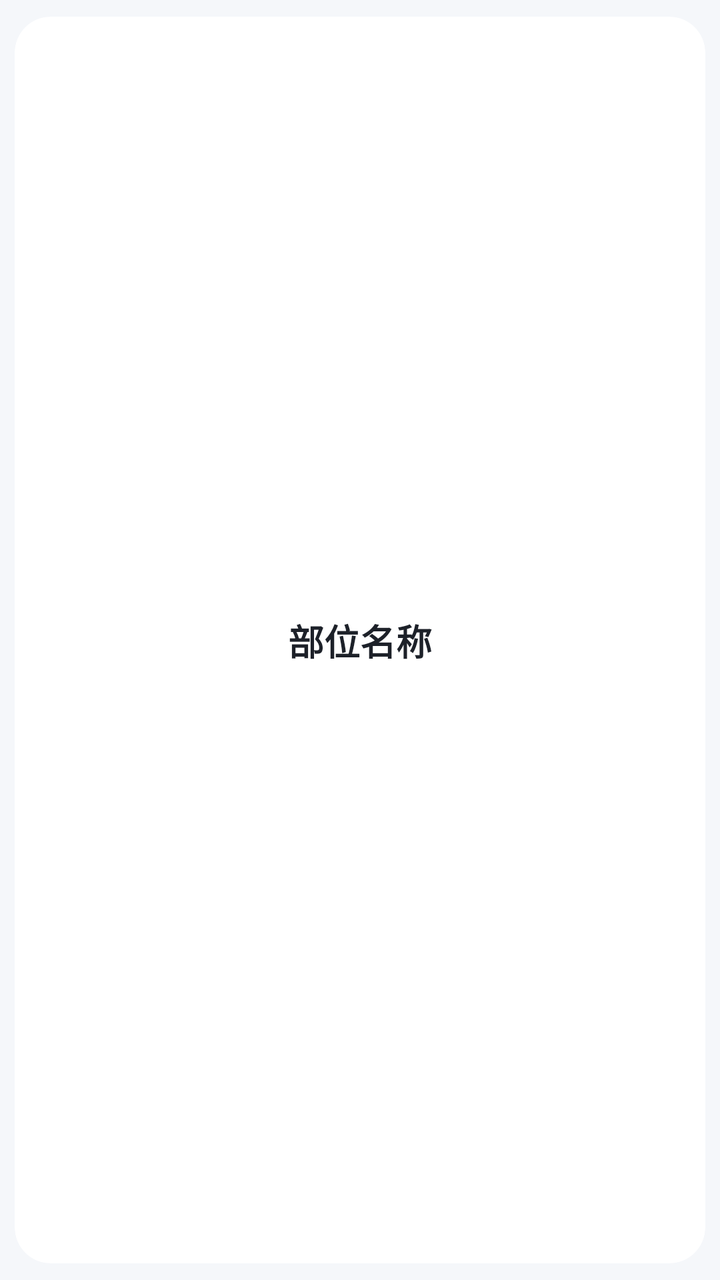
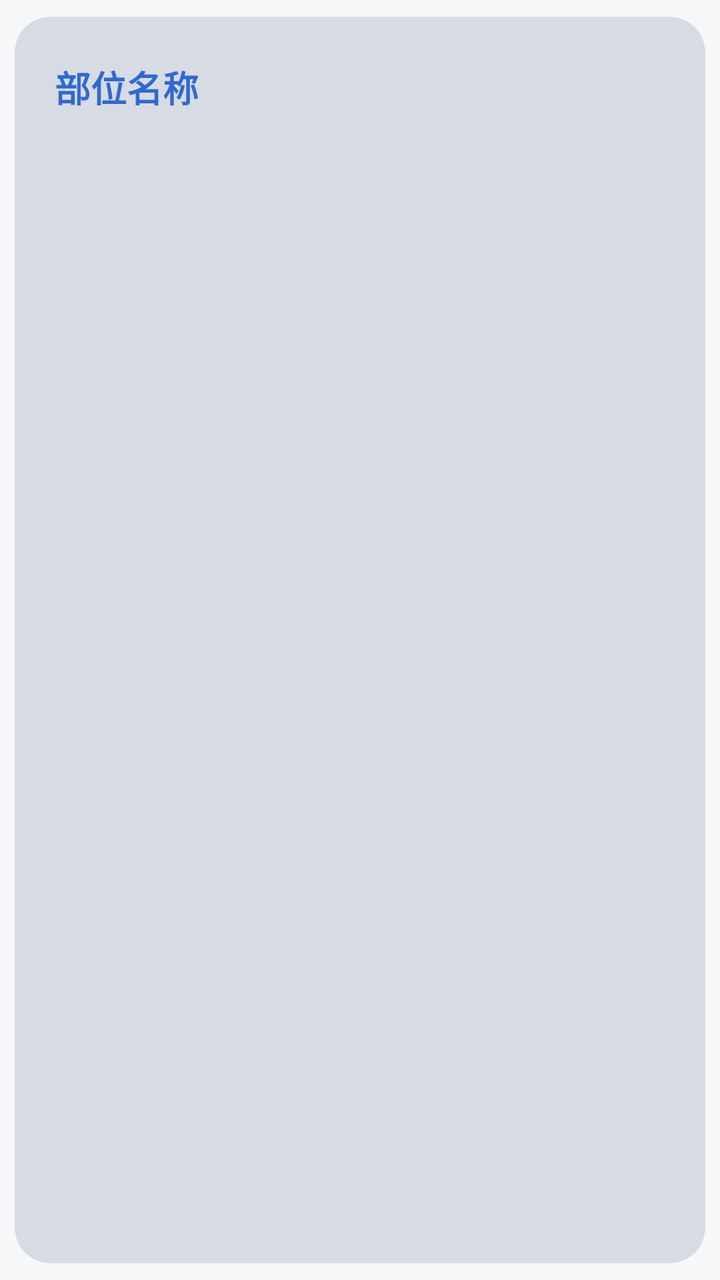

Two renders of the same Android screen: before a commit and after it. Below are the layout's source before the change and the commit's diff.
<!-- AndroidManifest.xml: application theme Theme.BrawnCatalog -->
<!-- res/layout/item_body_part.xml -->
<?xml version="1.0" encoding="utf-8"?>
<com.google.android.material.card.MaterialCardView
    xmlns:android="http://schemas.android.com/apk/res/android"
    xmlns:app="http://schemas.android.com/apk/res-auto"
    android:id="@+id/cardBodyPart"
    android:layout_width="match_parent"
    android:layout_height="110dp"
    android:layout_marginStart="6dp"
    android:layout_marginTop="10dp"
    android:layout_marginEnd="6dp"
    app:cardBackgroundColor="@color/card_background"
    app:cardCornerRadius="18dp"
    app:cardElevation="2dp"
    app:cardUseCompatPadding="true"
    app:strokeWidth="0dp">

    <androidx.constraintlayout.widget.ConstraintLayout
        android:layout_width="match_parent"
        android:layout_height="match_parent">

        <TextView
            android:id="@+id/textViewBodyPartName"
            android:layout_width="wrap_content"
            android:layout_height="wrap_content"
            android:text="部位名称"
            android:textColor="@color/bc_text_primary"
            android:textSize="18sp"
            android:textStyle="bold"
            android:transitionName="sharedBodyPartTitle"
            app:layout_constraintBottom_toBottomOf="parent"
            app:layout_constraintEnd_toEndOf="parent"
            app:layout_constraintStart_toStartOf="parent"
            app:layout_constraintTop_toTopOf="parent" />

    </androidx.constraintlayout.widget.ConstraintLayout>

</com.google.android.material.card.MaterialCardView>
<!-- resources referenced by this layout -->
<resources>
  <color name="bc_text_primary">#FF1D2129</color>
  <color name="card_background">#FFFFFFFF</color>
  <style name="Theme.BrawnCatalog" parent="Theme.MaterialComponents.DayNight.NoActionBar">
          <item name="colorPrimary">@color/bc_primary</item>
          <item name="colorPrimaryVariant">@color/bc_primary_dark</item>
          <item name="colorOnPrimary">@color/bc_on_primary</item>
          <item name="colorSecondary">@color/bc_accent</item>
          <item name="colorSecondaryVariant">@color/bc_accent_dark</item>
          <item name="colorOnSecondary">@color/bc_on_accent</item>
  
          
          <item name="android:textColorPrimary">@color/bc_text_primary</item>
          <item name="android:textColorSecondary">@color/bc_text_secondary</item>
  
          
          <item name="android:windowBackground">@color/window_background</item>
          <item name="android:statusBarColor">@color/window_background</item>
          <item name="android:navigationBarColor">@color/window_background</item>
  
          
          <item name="materialCardViewStyle">@style/Widget.BrawnCatalog.Card</item>
  
          
          <item name="materialButtonStyle">@style/Widget.BrawnCatalog.Button.Primary</item>
  
          
          <item name="textInputStyle">@style/Widget.BrawnCatalog.TextInputLayout</item>
  
          
          <item name="alertDialogTheme">@style/ThemeOverlay.BrawnCatalog.Dialog.Alert</item>
          <item name="android:alertDialogTheme">@style/ThemeOverlay.BrawnCatalog.Dialog.Alert</item>
          <item name="materialAlertDialogTheme">@style/ThemeOverlay.BrawnCatalog.Dialog.Alert</item>
  
          
          <item name="android:activityOpenEnterAnimation">@anim/slide_in_right</item>
          <item name="android:activityOpenExitAnimation">@anim/slide_out_left</item>
          <item name="android:activityCloseEnterAnimation">@anim/slide_in_left</item>
          <item name="android:activityCloseExitAnimation">@anim/slide_out_right</item>
      </style>
  <color name="bc_primary">#FF165DFF</color>
  <color name="bc_primary_dark">#FF0E42D2</color>
  <color name="bc_on_primary">#FFFFFFFF</color>
  <color name="bc_accent">#FFFF7043</color>
  <color name="bc_accent_dark">#FFE64A19</color>
  <color name="bc_on_accent">#FFFFFFFF</color>
  <color name="bc_text_secondary">#FF86909C</color>
  <color name="window_background">#FFF5F7FA</color>
  <style name="Widget.BrawnCatalog.Card" parent="Widget.MaterialComponents.CardView">
          <item name="cardBackgroundColor">@color/card_background</item>
          <item name="cardCornerRadius">16dp</item>
          <item name="cardElevation">4dp</item>
          <item name="strokeWidth">0dp</item>
      </style>
  <style name="Widget.BrawnCatalog.Button.Primary" parent="Widget.MaterialComponents.Button">
          <item name="android:background">@drawable/bg_button_primary</item>
          <item name="android:minHeight">48dp</item>
          <item name="android:textColor">@color/bc_on_primary</item>
          <item name="android:textSize">15sp</item>
          <item name="android:textStyle">bold</item>
          <item name="android:stateListAnimator">@animator/button_press_scale</item>
          <item name="rippleColor">#33FFFFFF</item>
          <item name="cornerRadius">14dp</item>
          <item name="backgroundTint">@null</item>
      </style>
  <style name="Widget.BrawnCatalog.TextInputLayout" parent="Widget.MaterialComponents.TextInputLayout.OutlinedBox">
          <item name="boxBackgroundColor">@color/bc_input_bg</item>
          <item name="boxStrokeWidth">1dp</item>
          <item name="boxStrokeWidthFocused">1dp</item>
          <item name="boxStrokeColor">@color/bc_input_stroke</item>
          <item name="boxCornerRadiusTopStart">12dp</item>
          <item name="boxCornerRadiusTopEnd">12dp</item>
          <item name="boxCornerRadiusBottomStart">12dp</item>
          <item name="boxCornerRadiusBottomEnd">12dp</item>
          <item name="hintTextColor">@color/bc_input_stroke</item>
      </style>
  <style name="ThemeOverlay.BrawnCatalog.Dialog.Alert" parent="ThemeOverlay.MaterialComponents.MaterialAlertDialog">
          <item name="android:windowBackground">@drawable/bg_dialog_alert</item>
          <item name="android:windowMinWidthMajor">85%</item>
          <item name="android:windowMinWidthMinor">85%</item>
          <item name="android:backgroundDimAmount">0.4</item>
          <item name="colorPrimary">@color/bc_primary</item>
          <item name="colorPrimaryVariant">@color/bc_primary_dark</item>
          <item name="colorOnPrimary">@color/bc_on_primary</item>
          <item name="colorAccent">@color/bc_primary</item>
          <item name="colorControlActivated">@color/bc_primary</item>
          <item name="android:textColorPrimary">@color/bc_text_primary</item>
          <item name="android:textColorSecondary">@color/bc_text_secondary</item>
          <item name="materialButtonStyle">@style/Widget.BrawnCatalog.Button.Primary</item>
      </style>
  <!-- drawable bg_button_primary (drawable) -->
  <?xml version="1.0" encoding="utf-8"?>
  <ripple xmlns:android="http://schemas.android.com/apk/res/android"
      android:color="#33FFFFFF">
  
      <item>
          <layer-list>
              
              <item>
                  <shape android:shape="rectangle">
                      <solid android:color="@color/bc_glow" />
                      <corners android:radius="14dp" />
                      <padding
                          android:bottom="3dp"
                          android:left="3dp"
                          android:right="3dp"
                          android:top="3dp" />
                  </shape>
              </item>
              
              <item>
                  <shape android:shape="rectangle">
                      <gradient
                          android:angle="0"
                          android:endColor="@color/bc_gradient_end"
                          android:startColor="@color/bc_gradient_start" />
                      <corners android:radius="14dp" />
                  </shape>
              </item>
          </layer-list>
      </item>
  </ripple>
  <color name="bc_input_bg">#FFFFFFFF</color>
  <!-- drawable bg_dialog_alert (drawable) -->
  <?xml version="1.0" encoding="utf-8"?>
  <shape xmlns:android="http://schemas.android.com/apk/res/android"
      android:shape="rectangle">
      <solid android:color="@color/card_background" />
      <corners android:radius="20dp" />
  </shape>
  <color name="bc_glow">#33165DFF</color>
  <color name="bc_gradient_end">#FF4080FF</color>
  <color name="bc_gradient_start">#FF165DFF</color>
</resources>

<!-- the commit's change to res/layout/item_body_part.xml (unified diff, before → after) -->
@@ -8,7 +8,7 @@
     android:layout_marginStart="6dp"
     android:layout_marginTop="10dp"
     android:layout_marginEnd="6dp"
-    app:cardBackgroundColor="@color/card_background"
+    app:cardBackgroundColor="?attr/bcCardBg"
     app:cardCornerRadius="18dp"
     app:cardElevation="2dp"
     app:cardUseCompatPadding="true"
@@ -18,20 +18,40 @@
         android:layout_width="match_parent"
         android:layout_height="match_parent">
 
+        
         <TextView
             android:id="@+id/textViewBodyPartName"
-            android:layout_width="wrap_content"
+            android:layout_width="0dp"
             android:layout_height="wrap_content"
+            android:layout_marginStart="20dp"
+            android:layout_marginTop="22dp"
+            android:layout_marginEnd="20dp"
             android:text="部位名称"
-            android:textColor="@color/bc_text_primary"
+            android:textColor="?attr/bcPrimary"
             android:textSize="18sp"
             android:textStyle="bold"
             android:transitionName="sharedBodyPartTitle"
-            app:layout_constraintBottom_toBottomOf="parent"
             app:layout_constraintEnd_toEndOf="parent"
             app:layout_constraintStart_toStartOf="parent"
             app:layout_constraintTop_toTopOf="parent" />
 
+        
+        <TextView
+            android:id="@+id/textViewBodyPartDesc"
+            android:layout_width="0dp"
+            android:layout_height="wrap_content"
+            android:layout_marginStart="20dp"
+            android:layout_marginTop="4dp"
+            android:layout_marginEnd="16dp"
+            android:ellipsize="end"
+            android:maxLines="1"
+            android:text=""
+            android:textColor="?attr/bcTextSecondary"
+            android:textSize="12sp"
+            app:layout_constraintEnd_toEndOf="parent"
+            app:layout_constraintStart_toStartOf="parent"
+            app:layout_constraintTop_toBottomOf="@+id/textViewBodyPartName" />
+
     </androidx.constraintlayout.widget.ConstraintLayout>
 
 </com.google.android.material.card.MaterialCardView>
<!-- resource entries referenced after the edit -->
@@ -1,54 +1,94 @@
 <!-- resources referenced by this layout -->
 <resources>
-  <color name="bc_text_primary">#FF1D2129</color>
-  <color name="card_background">#FFFFFFFF</color>
-  <style name="Theme.BrawnCatalog" parent="Theme.MaterialComponents.DayNight.NoActionBar">
-          <item name="colorPrimary">@color/bc_primary</item>
-          <item name="colorPrimaryVariant">@color/bc_primary_dark</item>
-          <item name="colorOnPrimary">@color/bc_on_primary</item>
-          <item name="colorSecondary">@color/bc_accent</item>
-          <item name="colorSecondaryVariant">@color/bc_accent_dark</item>
-          <item name="colorOnSecondary">@color/bc_on_accent</item>
+  <style name="Theme.BrawnCatalog" parent="Theme.MaterialComponents.NoActionBar">
+          <item name="colorPrimary">@color/th_blue_primary</item>
+          <item name="colorPrimaryVariant">@color/th_blue_primary_dark</item>
+          <item name="colorOnPrimary">@color/th_blue_on_primary</item>
+          <item name="colorSecondary">@color/th_blue_accent</item>
+          <item name="colorSecondaryVariant">@color/th_blue_accent_dark</item>
+          <item name="colorOnSecondary">@color/th_blue_on_accent</item>
+          <item name="android:textColorPrimary">@color/th_blue_text_primary</item>
+          <item name="android:textColorSecondary">@color/th_blue_text_secondary</item>
+          <item name="bcPrimary">@color/th_blue_primary</item>
+          <item name="bcPrimaryDark">@color/th_blue_primary_dark</item>
+          <item name="bcPrimaryLight">@color/th_blue_primary_light</item>
+          <item name="bcPrimaryPale">@color/th_blue_primary_pale</item>
+          <item name="bcOnPrimary">@color/th_blue_on_primary</item>
+          <item name="bcAccent">@color/th_blue_accent</item>
+          <item name="bcAccentDark">@color/th_blue_accent_dark</item>
+          <item name="bcOnAccent">@color/th_blue_on_accent</item>
+          <item name="bcWindowBg">@color/th_blue_window_bg</item>
+          <item name="bcCardBg">@color/th_blue_card_bg</item>
+          <item name="bcHeaderBg">@color/th_blue_header_bg</item>
+          <item name="bcHomePageBg">@color/th_blue_home_page_bg</item>
+          <item name="bcTextPrimary">@color/th_blue_text_primary</item>
+          <item name="bcTextSecondary">@color/th_blue_text_secondary</item>
+          <item name="bcTextDisabled">@color/th_blue_text_disabled</item>
+          <item name="bcBorder">@color/th_blue_border</item>
+          <item name="bcBorderFocus">@color/th_blue_border_focus</item>
+          <item name="bcInputBg">@color/th_blue_input_bg</item>
+          <item name="bcInputStroke">@color/th_blue_input_stroke</item>
+          <item name="bcGradientStart">@color/th_blue_gradient_start</item>
+          <item name="bcGradientEnd">@color/th_blue_gradient_end</item>
+          <item name="bcGlow">@color/th_blue_glow</item>
+          <item name="bcRipple">@color/th_blue_ripple</item>
   
           
-          <item name="android:textColorPrimary">@color/bc_text_primary</item>
-          <item name="android:textColorSecondary">@color/bc_text_secondary</item>
+          <item name="bcStatusOk">@color/bc_status_ok</item>
+          <item name="bcStatusWarn">@color/bc_status_warn</item>
+          <item name="bcStatusLow">@color/bc_status_low</item>
   
           
-          <item name="android:windowBackground">@color/window_background</item>
-          <item name="android:statusBarColor">@color/window_background</item>
-          <item name="android:navigationBarColor">@color/window_background</item>
-  
-          
+          <item name="android:textColor">?attr/bcTextPrimary</item>
+          <item name="android:textColorHint">?attr/bcInputStroke</item>
+          <item name="colorSurface">?attr/bcCardBg</item>
+          <item name="colorSurfaceVariant">?attr/bcCardBg</item>
+          <item name="colorOnSurface">?attr/bcTextPrimary</item>
+          <item name="colorOnSurfaceVariant">?attr/bcTextSecondary</item>
+          <item name="colorOnBackground">?attr/bcTextPrimary</item>
+          <item name="android:windowBackground">@color/th_blue_window_bg</item>
+          <item name="android:statusBarColor">@color/th_blue_header_bg</item>
+          <item name="android:navigationBarColor">@color/th_blue_window_bg</item>
+          <item name="android:windowLightStatusBar">true</item>
           <item name="materialCardViewStyle">@style/Widget.BrawnCatalog.Card</item>
-  
-          
           <item name="materialButtonStyle">@style/Widget.BrawnCatalog.Button.Primary</item>
-  
-          
           <item name="textInputStyle">@style/Widget.BrawnCatalog.TextInputLayout</item>
-  
-          
           <item name="alertDialogTheme">@style/ThemeOverlay.BrawnCatalog.Dialog.Alert</item>
           <item name="android:alertDialogTheme">@style/ThemeOverlay.BrawnCatalog.Dialog.Alert</item>
           <item name="materialAlertDialogTheme">@style/ThemeOverlay.BrawnCatalog.Dialog.Alert</item>
-  
-          
           <item name="android:activityOpenEnterAnimation">@anim/slide_in_right</item>
           <item name="android:activityOpenExitAnimation">@anim/slide_out_left</item>
           <item name="android:activityCloseEnterAnimation">@anim/slide_in_left</item>
           <item name="android:activityCloseExitAnimation">@anim/slide_out_right</item>
       </style>
-  <color name="bc_primary">#FF165DFF</color>
-  <color name="bc_primary_dark">#FF0E42D2</color>
-  <color name="bc_on_primary">#FFFFFFFF</color>
-  <color name="bc_accent">#FFFF7043</color>
-  <color name="bc_accent_dark">#FFE64A19</color>
-  <color name="bc_on_accent">#FFFFFFFF</color>
-  <color name="bc_text_secondary">#FF86909C</color>
-  <color name="window_background">#FFF5F7FA</color>
+  <color name="th_blue_primary">#306ACF</color>
+  <color name="th_blue_primary_dark">#2254AA</color>
+  <color name="th_blue_on_primary">#FFFFFF</color>
+  <color name="th_blue_accent">#5845D3</color>
+  <color name="th_blue_accent_dark">#3F2CBA</color>
+  <color name="th_blue_on_accent">#FFFFFF</color>
+  <color name="th_blue_text_primary">#0F1115</color>
+  <color name="th_blue_text_secondary">#425C8A</color>
+  <color name="th_blue_primary_light">#7BA0E0</color>
+  <color name="th_blue_primary_pale">#E1E8F4</color>
+  <color name="th_blue_window_bg">#F6F7F9</color>
+  <color name="th_blue_card_bg">#E7EBF4</color>
+  <color name="th_blue_header_bg">#CBD7EB</color>
+  <color name="th_blue_home_page_bg">#F4F6F8</color>
+  <color name="th_blue_text_disabled">#9AA0A6</color>
+  <color name="th_blue_border">#D7DEEA</color>
+  <color name="th_blue_border_focus">#306ACF</color>
+  <color name="th_blue_input_bg">#FFFFFF</color>
+  <color name="th_blue_input_stroke">#C1C9D7</color>
+  <color name="th_blue_gradient_start">#306ACF</color>
+  <color name="th_blue_gradient_end">#7BA0E0</color>
+  <color name="th_blue_glow">#40306ACF</color>
+  <color name="th_blue_ripple">#33306ACF</color>
+  <color name="bc_status_ok">#FF2F9E6B</color>
+  <color name="bc_status_warn">#FFC8811F</color>
+  <color name="bc_status_low">#FFD0473F</color>
   <style name="Widget.BrawnCatalog.Card" parent="Widget.MaterialComponents.CardView">
-          <item name="cardBackgroundColor">@color/card_background</item>
+          <item name="cardBackgroundColor">?attr/bcCardBg</item>
           <item name="cardCornerRadius">16dp</item>
           <item name="cardElevation">4dp</item>
           <item name="strokeWidth">0dp</item>
@@ -56,7 +96,7 @@
   <style name="Widget.BrawnCatalog.Button.Primary" parent="Widget.MaterialComponents.Button">
           <item name="android:background">@drawable/bg_button_primary</item>
           <item name="android:minHeight">48dp</item>
-          <item name="android:textColor">@color/bc_on_primary</item>
+          <item name="android:textColor">?attr/bcOnPrimary</item>
           <item name="android:textSize">15sp</item>
           <item name="android:textStyle">bold</item>
           <item name="android:stateListAnimator">@animator/button_press_scale</item>
@@ -65,28 +105,31 @@
           <item name="backgroundTint">@null</item>
       </style>
   <style name="Widget.BrawnCatalog.TextInputLayout" parent="Widget.MaterialComponents.TextInputLayout.OutlinedBox">
-          <item name="boxBackgroundColor">@color/bc_input_bg</item>
+          <item name="boxBackgroundColor">?attr/bcInputBg</item>
           <item name="boxStrokeWidth">1dp</item>
           <item name="boxStrokeWidthFocused">1dp</item>
-          <item name="boxStrokeColor">@color/bc_input_stroke</item>
+          <item name="boxStrokeColor">?attr/bcInputStroke</item>
           <item name="boxCornerRadiusTopStart">12dp</item>
           <item name="boxCornerRadiusTopEnd">12dp</item>
           <item name="boxCornerRadiusBottomStart">12dp</item>
           <item name="boxCornerRadiusBottomEnd">12dp</item>
-          <item name="hintTextColor">@color/bc_input_stroke</item>
+          <item name="hintTextColor">?attr/bcInputStroke</item>
       </style>
   <style name="ThemeOverlay.BrawnCatalog.Dialog.Alert" parent="ThemeOverlay.MaterialComponents.MaterialAlertDialog">
           <item name="android:windowBackground">@drawable/bg_dialog_alert</item>
           <item name="android:windowMinWidthMajor">85%</item>
           <item name="android:windowMinWidthMinor">85%</item>
           <item name="android:backgroundDimAmount">0.4</item>
-          <item name="colorPrimary">@color/bc_primary</item>
-          <item name="colorPrimaryVariant">@color/bc_primary_dark</item>
-          <item name="colorOnPrimary">@color/bc_on_primary</item>
-          <item name="colorAccent">@color/bc_primary</item>
-          <item name="colorControlActivated">@color/bc_primary</item>
-          <item name="android:textColorPrimary">@color/bc_text_primary</item>
-          <item name="android:textColorSecondary">@color/bc_text_secondary</item>
+          <item name="colorPrimary">?attr/bcPrimary</item>
+          <item name="colorPrimaryVariant">?attr/bcPrimaryDark</item>
+          <item name="colorOnPrimary">?attr/bcOnPrimary</item>
+          <item name="colorAccent">?attr/bcPrimary</item>
+          <item name="colorControlActivated">?attr/bcPrimary</item>
+          <item name="android:textColorPrimary">?attr/bcTextPrimary</item>
+          <item name="android:textColorSecondary">?attr/bcTextSecondary</item>
+          
+          <item name="android:textColor">?attr/bcTextPrimary</item>
+          <item name="android:textColorAlertDialogListItem">?attr/bcTextPrimary</item>
           <item name="materialButtonStyle">@style/Widget.BrawnCatalog.Button.Primary</item>
       </style>
   <!-- drawable bg_button_primary (drawable) -->
@@ -99,38 +142,31 @@
               
               <item>
                   <shape android:shape="rectangle">
-                      <solid android:color="@color/bc_glow" />
-                      <corners android:radius="14dp" />
+                      <solid android:color="?attr/bcPrimaryLight" />
+                      <corners android:radius="16dp" />
                       <padding
-                          android:bottom="3dp"
-                          android:left="3dp"
-                          android:right="3dp"
-                          android:top="3dp" />
+                          android:bottom="2dp"
+                          android:left="2dp"
+                          android:right="2dp"
+                          android:top="2dp" />
                   </shape>
               </item>
               
               <item>
                   <shape android:shape="rectangle">
-                      <gradient
-                          android:angle="0"
-                          android:endColor="@color/bc_gradient_end"
-                          android:startColor="@color/bc_gradient_start" />
+                      <solid android:color="?attr/bcPrimaryDark" />
                       <corners android:radius="14dp" />
                   </shape>
               </item>
           </layer-list>
       </item>
   </ripple>
-  <color name="bc_input_bg">#FFFFFFFF</color>
   <!-- drawable bg_dialog_alert (drawable) -->
   <?xml version="1.0" encoding="utf-8"?>
   <shape xmlns:android="http://schemas.android.com/apk/res/android"
       android:shape="rectangle">
-      <solid android:color="@color/card_background" />
+      <solid android:color="?attr/bcCardBg" />
       <corners android:radius="20dp" />
   </shape>
-  <color name="bc_glow">#33165DFF</color>
-  <color name="bc_gradient_end">#FF4080FF</color>
-  <color name="bc_gradient_start">#FF165DFF</color>
 </resources>
 
